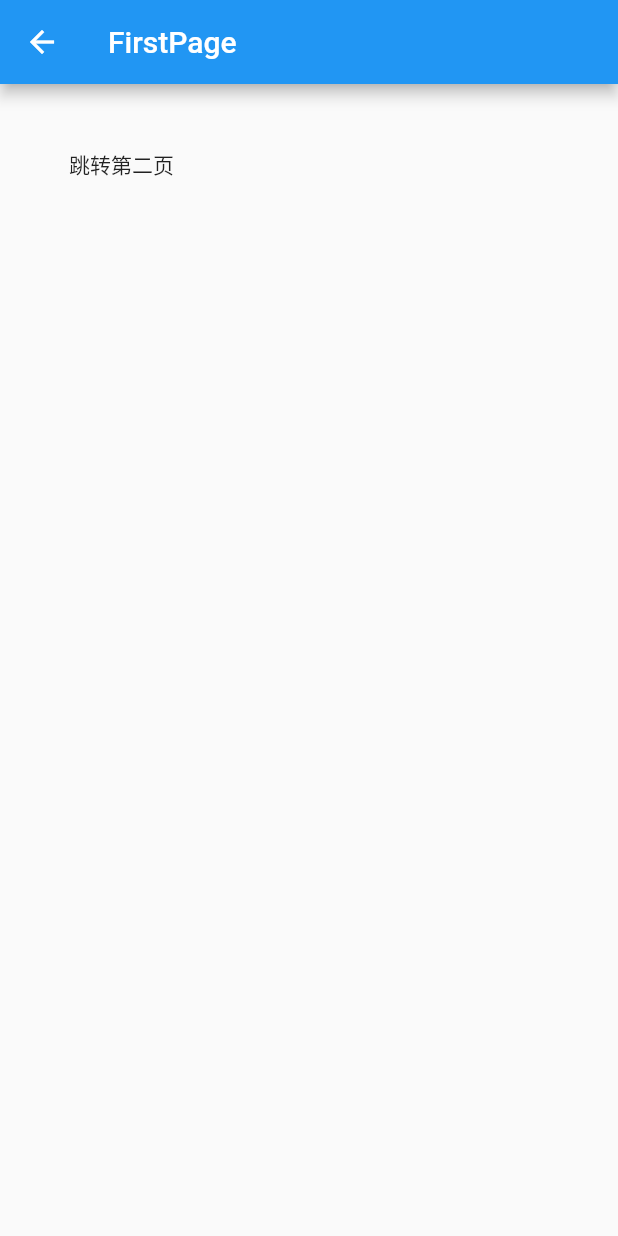
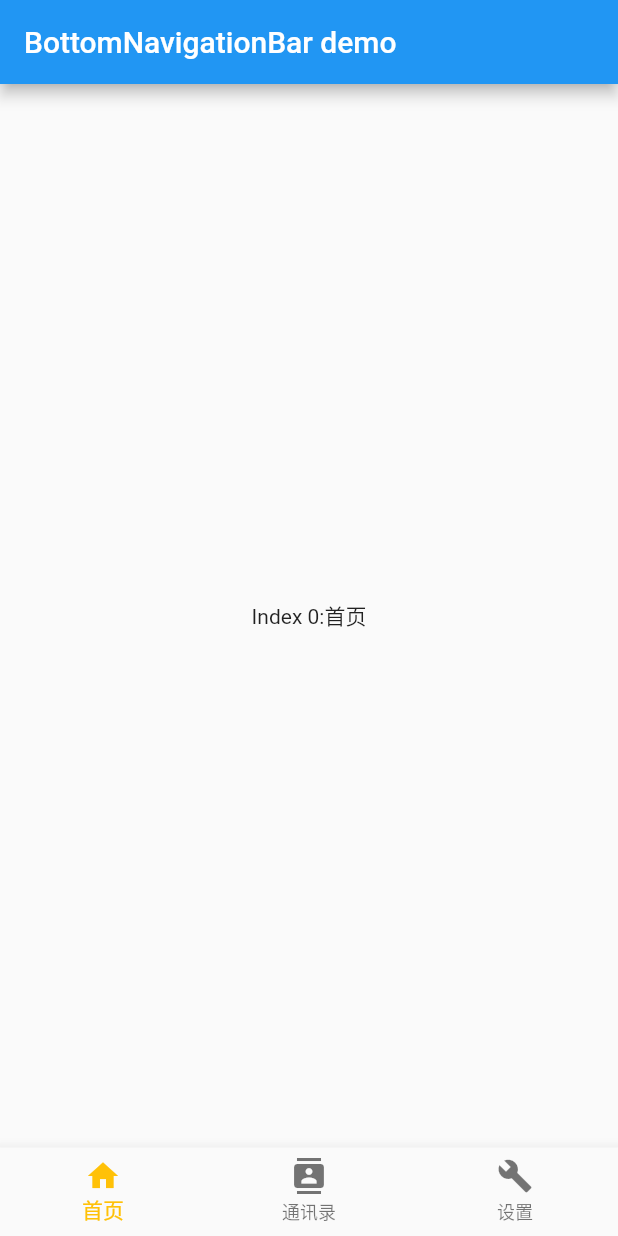
Before and after one commit to PeterGee/FirstFlutter, a Flutter app: the screen it shows after launch, on a phone screen of 412 x 824 dp. Run offline on Flutter 3.47's test engine with Material 2 defaults, Android fonts, the phone set to English and light mode, and no system bars.

Commit message:
feat: BottomNavigationBar使用

```diff
--- a/lib/DartDemo.dart
+++ b/lib/DartDemo.dart
@@ -93,3 +93,66 @@ class SecondPage extends StatelessWidget{
     );
   }
 }
+
+class MyStatefulWidget extends StatefulWidget{
+  const MyStatefulWidget({super.key});
+
+  @override
+  _MyStatefulWidgetState createState() => _MyStatefulWidgetState();
+
+}
+
+class _MyStatefulWidgetState extends State<MyStatefulWidget> {
+  int _selectedIndex = 0;
+  static const List<Widget> _widget = <Widget>[
+    Text(
+      'Index 0:首页',
+      textDirection: TextDirection.ltr,
+    ),
+    Text(
+        'Index 1:通讯录',
+      textDirection: TextDirection.ltr,
+    ),
+    Text(
+        'Index 2:设置',
+      textDirection: TextDirection.ltr,
+    ),
+  ];
+  @override
+  Widget build(BuildContext context) {
+    return Scaffold(
+      appBar: AppBar(
+        title: const Text("BottomNavigationBar demo"),
+      ),
+      body: Center(
+        child: Directionality(textDirection: TextDirection.ltr, child: _widget.elementAt(_selectedIndex)),
+      ),
+      bottomNavigationBar: BottomNavigationBar(
+        items: const<BottomNavigationBarItem>[
+          BottomNavigationBarItem(
+            icon: Icon(Icons.home),
+            label: "首页"
+          ),
+          BottomNavigationBarItem(
+            icon: Icon(Icons.contacts),
+              label: "通讯录"
+          ),
+          BottomNavigationBarItem(
+            icon: Icon(Icons.build),
+              label: "设置"
+          )
+          ],
+        currentIndex: _selectedIndex,
+        selectedItemColor: Colors.amber,
+        onTap: _onItemTapped,
+      ),
+
+    );
+  }
+  void _onItemTapped(int index){
+    setState(() {
+      _selectedIndex = index;
+    });
+  }
+
+}
--- a/lib/main.dart
+++ b/lib/main.dart
@@ -3,6 +3,6 @@ import 'package:helloflutter/DartDemo.dart';
 
 void main() {
   runApp(
-      const ZeroPage()
+      const MaterialApp(home: MyStatefulWidget(),)
   );
 }
```
